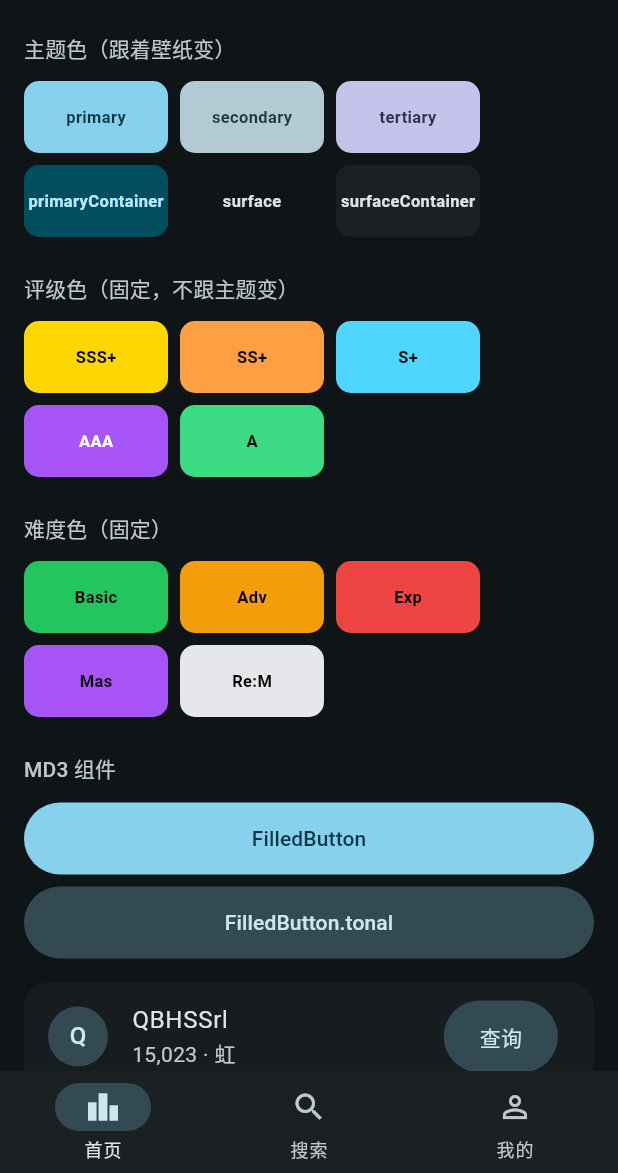
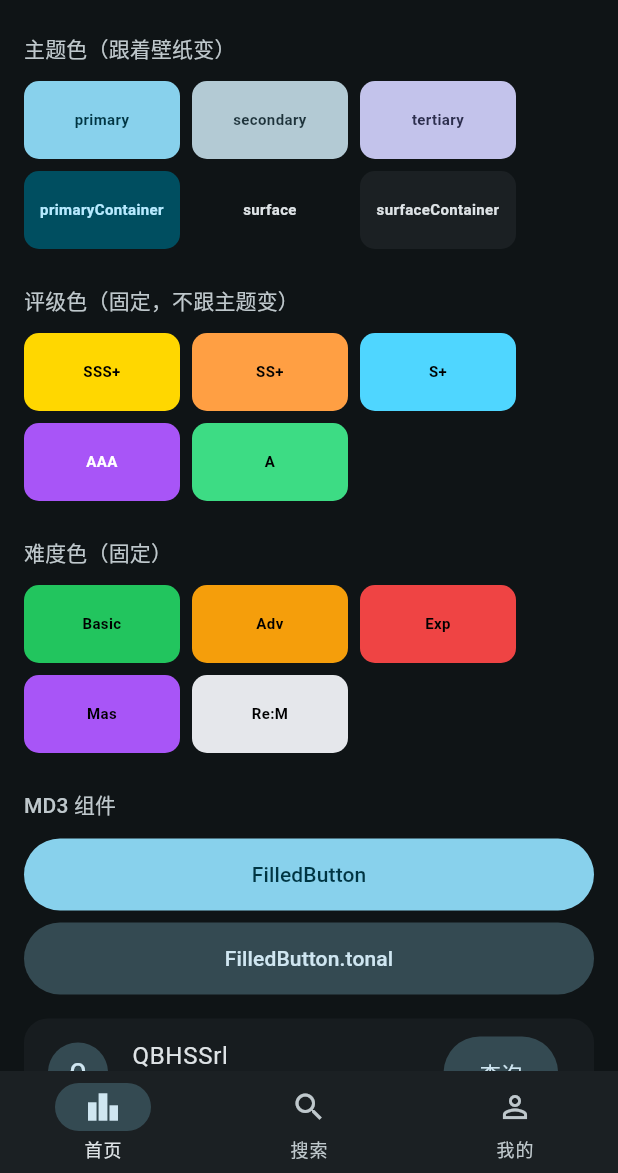
Before and after one commit to QHBSSrl/AstraMai, a Flutter app: the screen it shows after launch, on a phone screen of 412 x 824 dp, the part 63-1236 px from its top. Run offline on Flutter 3.47's test engine with Material 3 defaults, Android fonts, the phone set to English and light mode, and no system bars; project files that could hold a hidden picture were left out.

Commit message:
feat(flutter): MD3 + 动态取色在真机上验证通过
装到了用户的小米 24053PY09C 上，全屏跑起来，零崩溃。

一、动态取色确实生效

  截图里 primary 是**浅蓝**，不是我们给种子色 #4FD6FF ——
  说明它真的从壁纸取到了色（这套主题来自用户当前壁纸的蓝色调）。

  验证到的六个角色：
    primary           浅蓝
    secondary         浅灰蓝
    tertiary          浅紫
    primaryContainer  深青
    surface           近黑
    surfaceContainer  深灰

  也就是说 MainActivity.kt 里那段 MethodChannel
  （读 android.R.color.system_accent1_*）是通的。

二、评级色和难度色保持不变

  截图里 SSS+ 是金、SS+ 是橙、S+ 是青、AAA 是紫、A 是绿；
  难度 Basic 绿 / Adv 黄 / Exp 红 / Mas 紫 / Re:M 白。

  这四个游戏的核心语义色不跟壁纸变 —— 这是刻意的。

三、MD3 组件的质感

  FilledButton 是胶囊，FilledButton.tonal 用 secondaryContainer，
  Card 用 surfaceContainerLow，NavigationBar 有选中的 indicator 胶囊。
  都是 MD3 默认行为，没有覆盖样式 —— 这样以后跟 Material 的更新走。

四、修了一个色块溢出

  第一版 surfaceContainer 那个色块的文字超出了边框
  （96px 宽放不下 16 个字符）。改成 104x52 + 字号 10 + 允许两行。

五、截图存在 docs/screenshots/flutter-md3-theme.png

  以后做 UI 对比时用得上。

验证
  · 设备：小米 24053PY09C（1236x2750 @ 480dpi）
  · 安装成功，force-stop 后重新启动正常
  · logcat crash buffer 里没有 astramai 的记录
  · 只装了 com.astranexus.astramai 这一个包，没动其它任何东西

```diff
--- a/apps/flutter/lib/main.dart
+++ b/apps/flutter/lib/main.dart
@@ -287,19 +287,24 @@ class _Swatch extends StatelessWidget {
   @override
   Widget build(BuildContext context) {
     return Container(
-      width: 96,
-      height: 48,
+      width: 104,
+      height: 52,
       decoration: BoxDecoration(
         color: color,
         borderRadius: BorderRadius.circular(10),
       ),
       alignment: Alignment.center,
+      padding: const EdgeInsets.symmetric(horizontal: 4),
       child: Text(
         label,
+        textAlign: TextAlign.center,
+        maxLines: 2,
+        overflow: TextOverflow.ellipsis,
         style: TextStyle(
           color: onColor,
-          fontSize: 11,
+          fontSize: 10,
           fontWeight: FontWeight.w600,
+          height: 1.2,
         ),
       ),
     );
```
Also changed, not shown: 1 other file.
